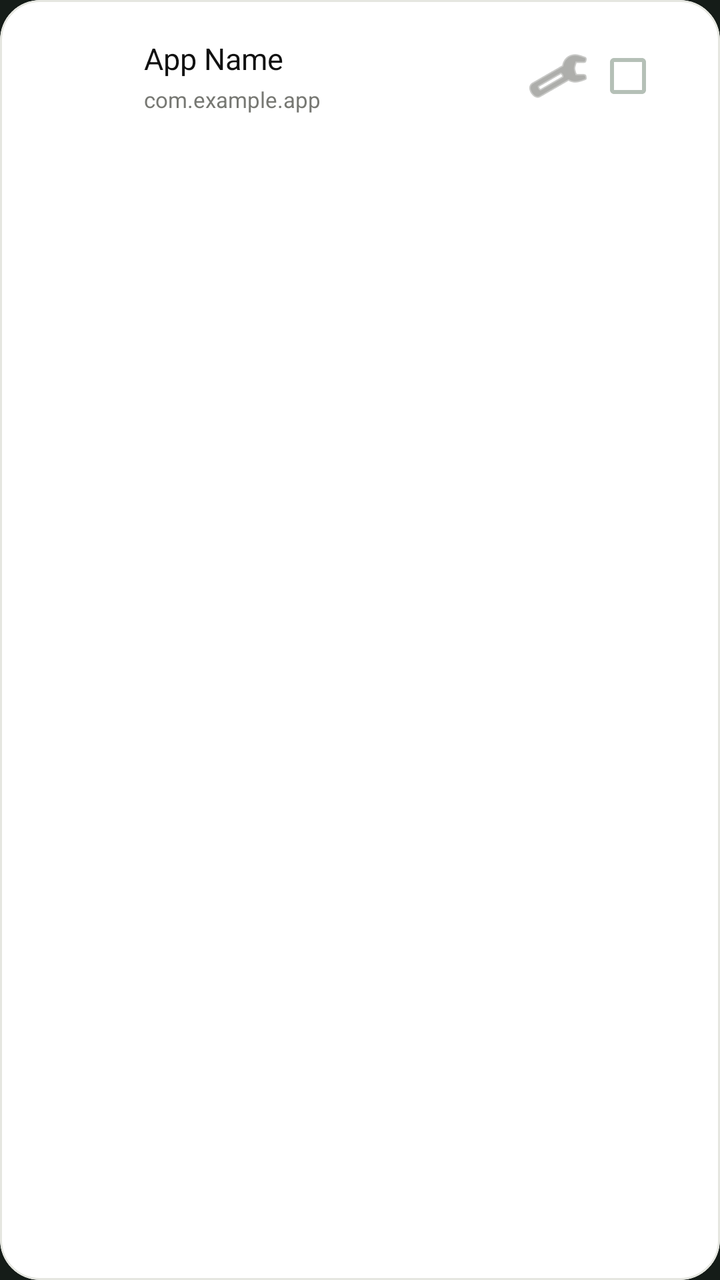
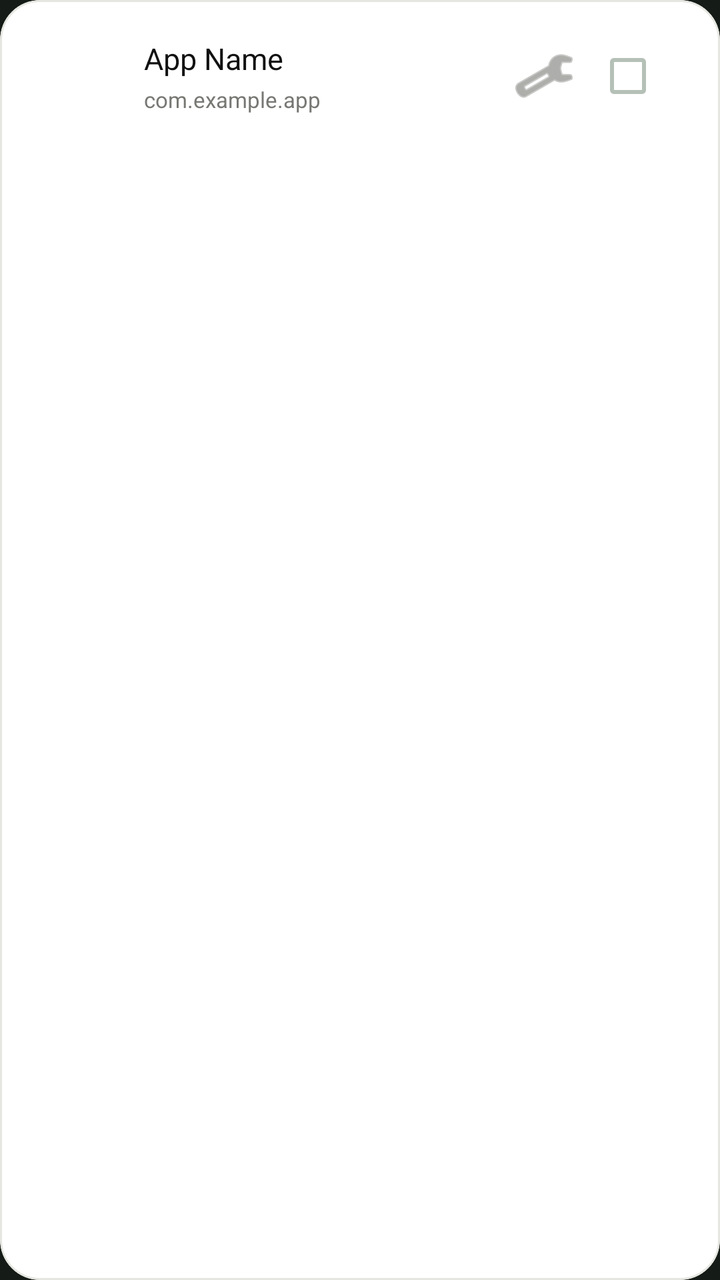

Screens rendered from an Android XML layout before and after an edit, with the pre-edit source and the edit as a unified diff.
<!-- AndroidManifest.xml: application theme Theme.ReelFocus -->
<!-- res/layout/item_app_selection.xml -->
<?xml version="1.0" encoding="utf-8"?>
<com.google.android.material.card.MaterialCardView xmlns:android="http://schemas.android.com/apk/res/android"
    xmlns:app="http://schemas.android.com/apk/res-auto"
    android:layout_width="match_parent" android:layout_height="wrap_content" android:layout_marginBottom="8dp"
    app:cardCornerRadius="20dp" app:cardElevation="0dp" app:cardBackgroundColor="@color/wellness_surface"
    app:strokeColor="@color/wellness_border" app:strokeWidth="1dp">
    <LinearLayout android:layout_width="match_parent" android:layout_height="wrap_content"
        android:orientation="horizontal" android:gravity="center_vertical" android:padding="14dp"
        android:background="?attr/selectableItemBackground">
        <ImageView android:id="@+id/app_icon" android:layout_width="44dp" android:layout_height="44dp" android:scaleType="fitCenter"/>
        <LinearLayout android:layout_width="0dp" android:layout_height="wrap_content" android:layout_weight="1"
            android:orientation="vertical" android:layout_marginStart="14dp">
            <TextView android:id="@+id/app_name" android:layout_width="match_parent" android:layout_height="wrap_content"
                android:text="App Name" android:textSize="15sp" android:textColor="@color/wellness_ink"/>
            <TextView android:id="@+id/app_package" android:layout_width="match_parent" android:layout_height="wrap_content"
                android:text="com.example.app" android:textSize="11sp" android:textColor="@color/wellness_muted"
                android:layout_marginTop="3dp" android:maxLines="1" android:ellipsize="end"/>
        </LinearLayout>
        <ImageButton android:id="@+id/app_config_button" android:layout_width="34dp" android:layout_height="34dp"
            android:src="@android:drawable/ic_menu_manage" android:background="?android:attr/selectableItemBackgroundBorderless"
            android:tint="@color/wellness_muted" android:layout_marginEnd="2dp"/>
        <CheckBox android:id="@+id/app_checkbox" android:layout_width="wrap_content" android:layout_height="wrap_content"
            android:buttonTint="@color/wellness_moss"/>
    </LinearLayout>
</com.google.android.material.card.MaterialCardView>
<!-- resources referenced by this layout -->
<resources>
  <color name="wellness_border">#E5E6E0</color>
  <color name="wellness_ink">#111111</color>
  <color name="wellness_moss">#5F7D1C</color>
  <color name="wellness_muted">#777873</color>
  <color name="wellness_surface">#FFFFFF</color>
  <style name="Widget.ReelFocus.Button.Filled" parent="Widget.Material3.Button">
          <item name="cornerRadius">28dp</item><item name="android:minHeight">56dp</item>
          <item name="android:stateListAnimator">@null</item><item name="elevation">0dp</item>
      </style>
  <color name="md_theme_primary">#A9C7B1</color>
  <color name="md_theme_on_primary">#1C3024</color>
  <color name="md_theme_primary_container">#31483A</color>
  <color name="md_theme_on_primary_container">#DCEBDF</color>
  <color name="md_theme_secondary">#C5B9D8</color>
  <color name="md_theme_on_secondary">#30283A</color>
  <color name="md_theme_secondary_container">#453B52</color>
  <color name="md_theme_on_secondary_container">#E9E0F2</color>
  <color name="md_theme_tertiary">#D6B9A9</color>
  <color name="md_theme_on_tertiary">#3B2A22</color>
  <color name="md_theme_tertiary_container">#574239</color>
  <color name="md_theme_on_tertiary_container">#F0DED4</color>
  <color name="md_theme_error">#DDA9A6</color>
  <color name="md_theme_on_error">#3C2020</color>
  <color name="md_theme_error_container">#573331</color>
  <color name="md_theme_on_error_container">#F4DAD7</color>
  <color name="md_theme_surface">#202923</color>
  <color name="md_theme_on_surface">#E7ECE7</color>
  <color name="md_theme_surface_variant">#2B352E</color>
  <color name="md_theme_on_surface_variant">#B5C0B7</color>
  <color name="md_theme_surface_container_highest">#3A463D</color>
  <color name="md_theme_background">#151C18</color>
  <color name="md_theme_on_background">#E7ECE7</color>
  <color name="md_theme_outline">#66776B</color>
  <color name="md_theme_outline_variant">#344139</color>
  <style name="ShapeAppearance.ReelFocus.SmallComponent" parent="ShapeAppearance.Material3.SmallComponent">
          <item name="cornerFamily">rounded</item><item name="cornerSize">18dp</item>
      </style>
  <style name="ShapeAppearance.ReelFocus.MediumComponent" parent="ShapeAppearance.Material3.MediumComponent">
          <item name="cornerFamily">rounded</item><item name="cornerSize">28dp</item>
      </style>
  <style name="ShapeAppearance.ReelFocus.LargeComponent" parent="ShapeAppearance.Material3.LargeComponent">
          <item name="cornerFamily">rounded</item><item name="cornerSize">38dp</item>
      </style>
  <!-- unchanged entries left out for length: 1 -->
</resources>

<!-- the commit's change to res/layout/item_app_selection.xml (unified diff, before → after) -->
@@ -16,10 +16,10 @@
                 android:text="com.example.app" android:textSize="11sp" android:textColor="@color/wellness_muted"
                 android:layout_marginTop="3dp" android:maxLines="1" android:ellipsize="end"/>
         </LinearLayout>
-        <ImageButton android:id="@+id/app_config_button" android:layout_width="34dp" android:layout_height="34dp"
-            android:src="@android:drawable/ic_menu_manage" android:background="?android:attr/selectableItemBackgroundBorderless"
+        <ImageButton android:id="@+id/app_config_button" android:layout_width="48dp" android:layout_height="48dp"
+            android:src="@android:drawable/ic_menu_manage" android:background="?android:attr/selectableItemBackgroundBorderless" android:contentDescription="Configure app"
             android:tint="@color/wellness_muted" android:layout_marginEnd="2dp"/>
-        <CheckBox android:id="@+id/app_checkbox" android:layout_width="wrap_content" android:layout_height="wrap_content"
+        <CheckBox android:id="@+id/app_checkbox" android:layout_width="48dp" android:layout_height="48dp"
             android:buttonTint="@color/wellness_moss"/>
     </LinearLayout>
 </com.google.android.material.card.MaterialCardView>
